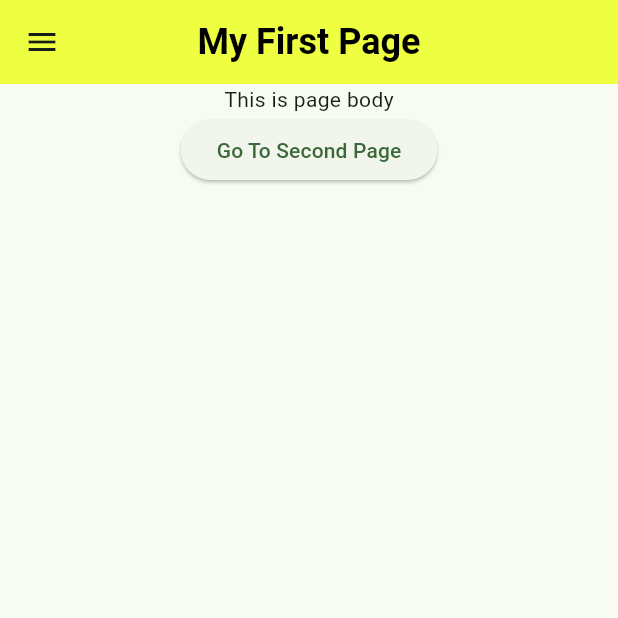
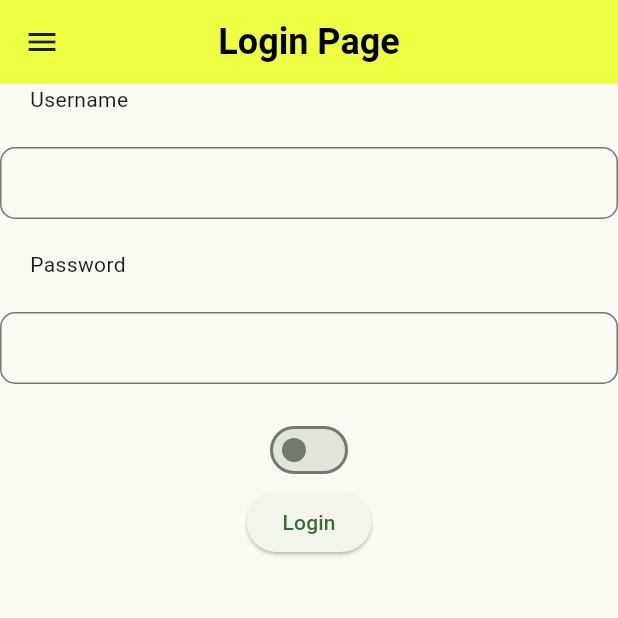
Before and after one commit to jailanihar/AD3307-MAD-DADT03, a Flutter app: the screen it shows after launch, on a phone screen of 412 x 824 dp, the top half of it. Run offline on Flutter 3.47's test engine with Material 3 defaults, Android fonts, the phone set to English and light mode, and no system bars.

Commit message:
Week05 slot01 end class

```diff
--- /dev/null
+++ b/week05/slot01/myfirstmobileapp/lib/components/my_text_form_field.dart
@@ -0,0 +1,49 @@
+import 'package:flutter/material.dart';
+
+class MyTextFormField extends StatefulWidget {
+  final String labelText;
+  final TextEditingController controller;
+  final bool obscureText;
+
+  const MyTextFormField({
+    super.key,
+    required this.labelText,
+    required this.controller,
+    this.obscureText = false,
+  });
+
+  @override
+  State<MyTextFormField> createState() =>
+    _MyTextFormFieldState();
+
+}
+
+class _MyTextFormFieldState extends State<MyTextFormField> {
+  @override
+  Widget build(BuildContext context) {
+    return Column(
+      crossAxisAlignment: CrossAxisAlignment.start,
+      children: [
+        Padding(
+          // padding: const EdgeInsets.all(20.0),
+          // padding: const EdgeInsets.symmetric(horizontal: 20.0),
+          padding: const EdgeInsets.only(left: 20.0, bottom: 10.0),
+          child: Text(widget.labelText),
+        ),
+        SizedBox(height: 12),
+        TextFormField(
+          controller: widget.controller,
+          obscureText: widget.obscureText,
+          decoration: InputDecoration(
+            contentPadding: const EdgeInsets.symmetric(
+              horizontal: 20.0
+            ),
+            border: OutlineInputBorder(
+              borderRadius: BorderRadius.circular(10),
+            ),
+          ),
+        ),
+      ],
+    );
+  }
+}
--- a/week05/slot01/myfirstmobileapp/lib/main.dart
+++ b/week05/slot01/myfirstmobileapp/lib/main.dart
@@ -1,4 +1,5 @@
 import 'package:flutter/material.dart';
+import 'package:myfirstmobileapp/pages/login.dart';
 import 'package:myfirstmobileapp/pages/my_first_page.dart';
 import 'package:myfirstmobileapp/pages/my_second_page.dart';
 import 'package:myfirstmobileapp/pages/my_third_page.dart';
@@ -18,8 +19,9 @@ class MyApp extends StatelessWidget {
       theme: ThemeData(
         colorScheme: ColorScheme.fromSeed(seedColor: Colors.green),
       ),
-      initialRoute: '/myfirstpage',
+      initialRoute: '/loginpage',
       routes: {
+        '/loginpage': (context) => const LoginPage(),
         '/myfirstpage': (context) => const MyFirstPage(),
         '/mysecondpage': (context) => const MySecondPage(),
         '/mythirdpage': (context) => const MyThirdPage(),
--- /dev/null
+++ b/week05/slot01/myfirstmobileapp/lib/pages/login.dart
@@ -0,0 +1,75 @@
+import 'package:flutter/material.dart';
+import 'package:myfirstmobileapp/components/my_scaffold.dart';
+import 'package:myfirstmobileapp/components/my_text_form_field.dart';
+
+class LoginPage extends StatefulWidget {
+
+  const LoginPage({
+    super.key
+  });
+
+  @override
+  State<LoginPage> createState() =>
+    _LoginPageState();
+
+}
+
+class _LoginPageState extends State<LoginPage> {
+  final TextEditingController usernameController =
+    TextEditingController();
+  final TextEditingController passwordController =
+    TextEditingController();
+
+  String _errorMsg = '';
+  bool _showPassword = false;
+
+  @override
+  Widget build(BuildContext context) {
+    return MyScaffold(
+      title: 'Login Page',
+      body: Center(
+        child: Column(
+          mainAxisAlignment: MainAxisAlignment.center,
+          children: [
+            MyTextFormField(
+              labelText: 'Username',
+              controller: usernameController,
+            ),
+            SizedBox(height: 20),
+            MyTextFormField(
+              labelText: 'Password',
+              controller: passwordController,
+              obscureText: !_showPassword,
+            ),
+            SizedBox(height: 20),
+            Switch(
+              value: _showPassword,
+              onChanged: (value) {
+                setState(() {
+                  _showPassword = value;
+                });
+              }
+            ),
+            ElevatedButton(
+              onPressed: () {
+                if(usernameController.text == 'admin'
+                  && passwordController.text == 'admin') {
+                  Navigator.pushReplacementNamed(
+                    context,
+                    '/myfirstpage'
+                  );
+                } else {
+                  setState(() {
+                    _errorMsg = 'Invalid credential';
+                  });
+                }
+              },
+              child: Text('Login')
+            ),
+            Text(_errorMsg),
+          ],
+        ),
+      ),
+    );
+  }
+}
```
